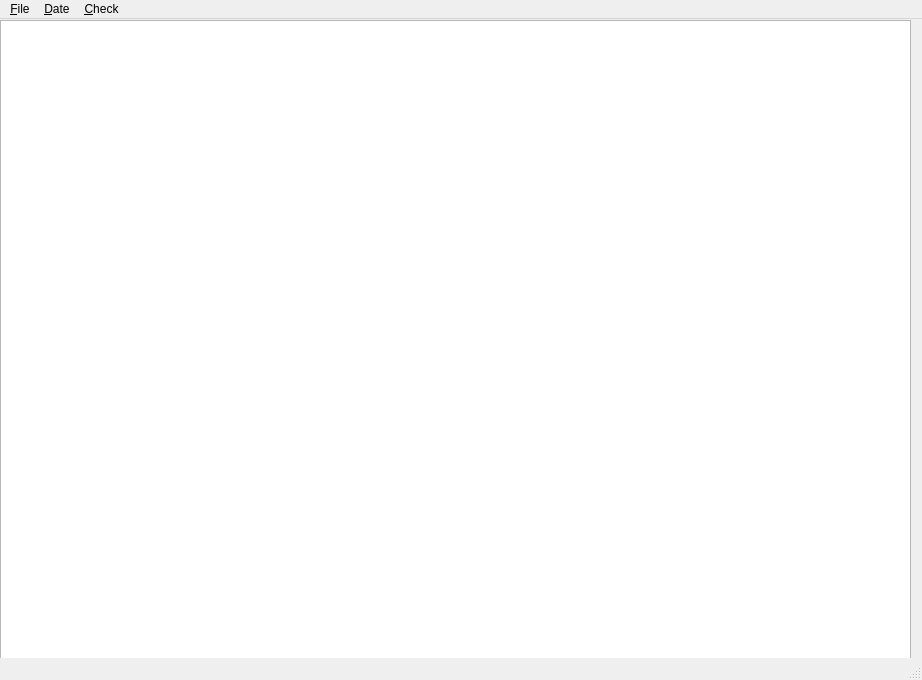
Old version of the form AttendancePlugin/src/mainwindow.ui in the repository mglushchenko/VTMine-Attendance-Plugin.
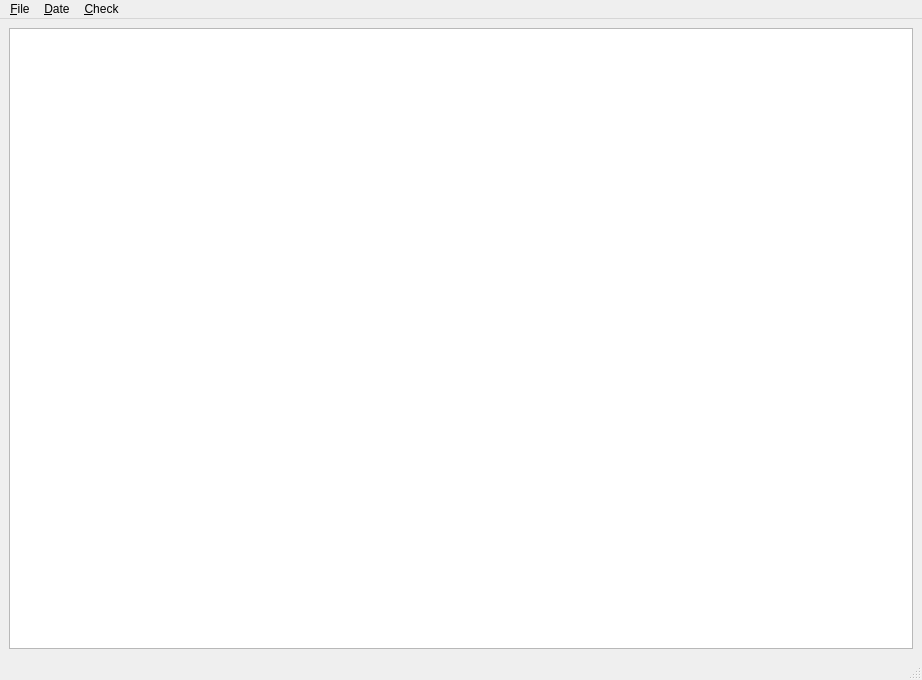
New version of the form.

What changed in the file:
```diff
--- a/AttendancePlugin/src/mainwindow.ui
+++ b/AttendancePlugin/src/mainwindow.ui
@@ -23,15 +23,9 @@
      <verstretch>0</verstretch>
     </sizepolicy>
    </property>
+   <layout class="QGridLayout" name="_2">
+    <item row="0" column="0">
    <widget class="QTableView" name="attendanceTable">
-    <property name="geometry">
-     <rect>
-      <x>0</x>
-      <y>1</y>
-      <width>911</width>
-      <height>681</height>
-     </rect>
-    </property>
     <property name="locale">
      <locale language="English" country="UnitedStates"/>
     </property>
@@ -45,6 +39,8 @@
      <bool>false</bool>
     </attribute>
    </widget>
+    </item>
+   </layout>
   </widget>
   <widget class="QMenuBar" name="menubar">
    <property name="geometry">
```
Lines whose indentation alone changed are shown as unchanged.
